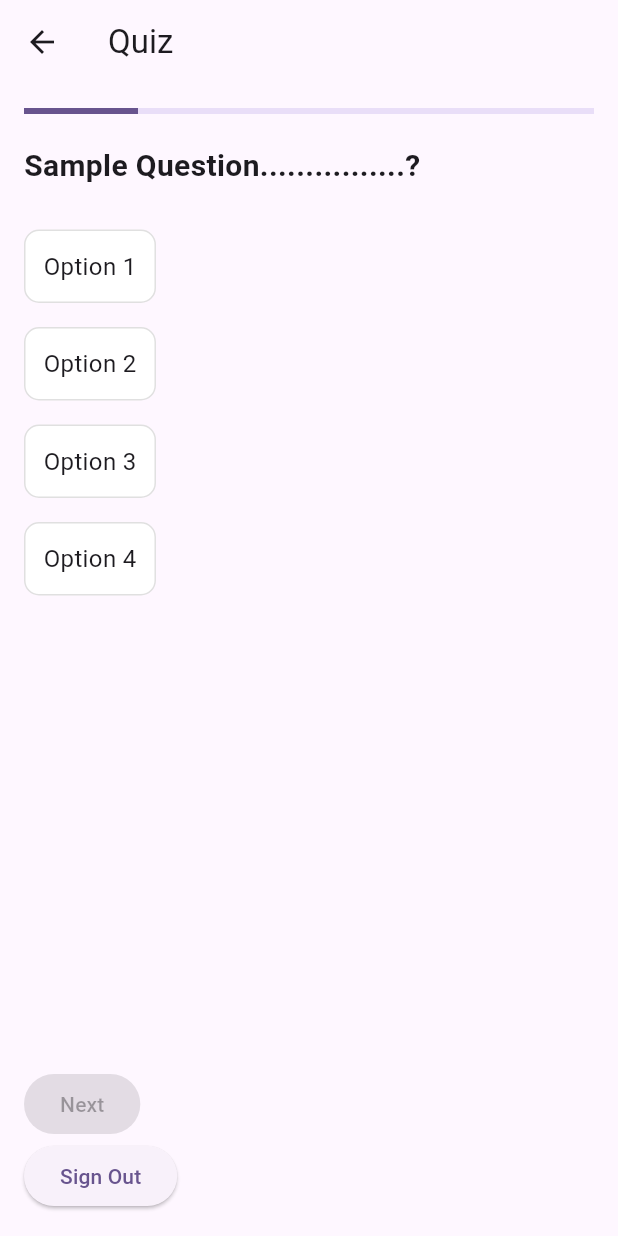
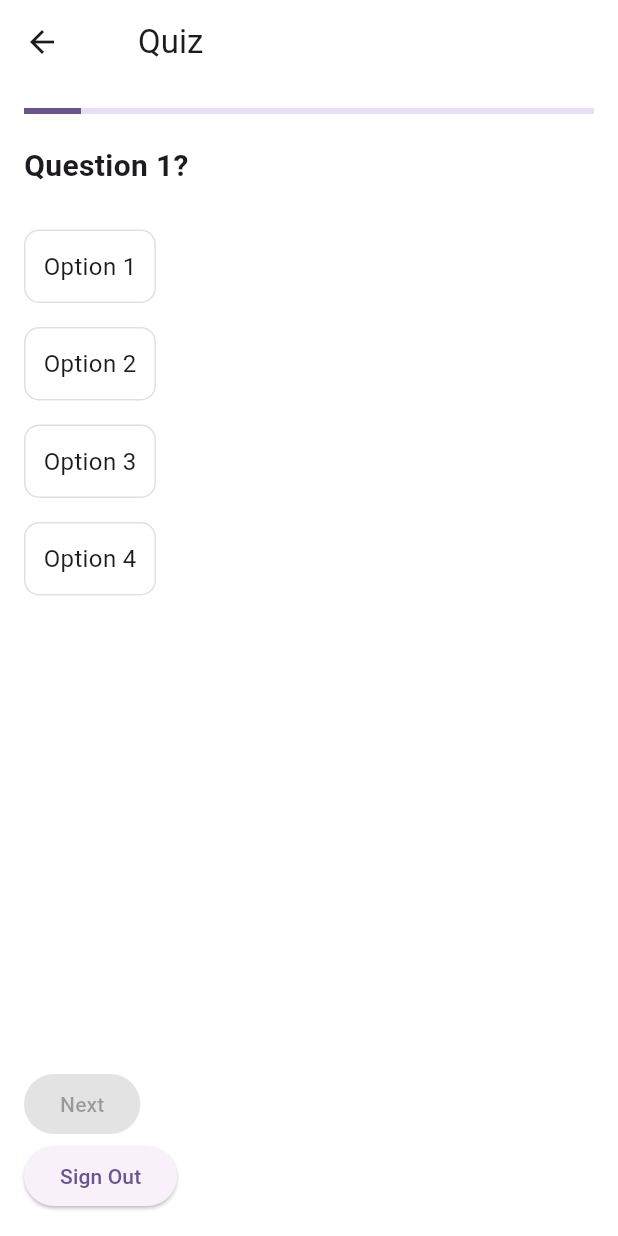
Before and after one commit to ayshathahapk/quizz, a Flutter app: the QuizScreen screen opened directly, on a phone screen of 412 x 824 dp. Run offline on Flutter 3.47's test engine with Material 3 defaults, Android fonts, the light colour scheme and no system bars; our stand-ins replace firebase_core; accounts and stored records are empty.

Commit message:
first push

```diff
--- a/lib/feature/quizzsection/quizpage.dart
+++ b/lib/feature/quizzsection/quizpage.dart
@@ -1,5 +1,5 @@
 import 'package:flutter/material.dart';
-
+import 'dart:async';
 import '../authentication/signout.dart';
 
 class QuizScreen extends StatefulWidget {
@@ -11,19 +11,66 @@ class _QuizScreenState extends State<QuizScreen> {
   int _currentQuestionIndex = 0;
   int _selectedOptionIndex = -1;
   int _score = 0;
+  late Stopwatch _stopwatch;
+
+  final List<String> _questions = List.generate(10, (index) => 'Question ${index + 1}?');
+  final List<List<String>> _options = List.generate(10, (index) => List.generate(4, (opt) => 'Option ${opt + 1}'));
+  final List<int> _correctAnswers = List.generate(10, (index) => index % 4); // Example correct answers
+
+  @override
+  void initState() {
+    super.initState();
+    _stopwatch = Stopwatch()..start();
+  }
+
+  void _nextQuestion() {
+    if (_selectedOptionIndex == _correctAnswers[_currentQuestionIndex]) {
+      _score++;
+    }
+
+    if (_currentQuestionIndex < 9) {
+      setState(() {
+        _currentQuestionIndex++;
+        _selectedOptionIndex = -1;
+      });
+    } else {
+      _stopwatch.stop();
+      _showResults();
+    }
+  }
+
+  void _showResults() {
+    final elapsedTime = _stopwatch.elapsed;
+    showDialog(
+      context: context,
+      builder: (_) => AlertDialog(
+        title: Text('Quiz Completed!'),
+        content: Text('Your Score: $_score/10\nTime Taken: ${elapsedTime.inSeconds} seconds'),
+        actions: [TextButton(onPressed: () => Navigator.pop(context), child: Text('OK'))],
+      ),
+    );
+  }
 
   @override
   Widget build(BuildContext context) {
-    return Scaffold(
-      appBar: AppBar(title: Text('Quiz')),
+    return SafeArea(
+      child: Scaffold(
+        backgroundColor: Colors.white,
+        appBar: AppBar(
+          backgroundColor: Colors.white60,
+          title: Padding(
+            padding: const EdgeInsets.only(left: 20),
+            child: Text('Quiz'),
+          ),
+        ),
         body: Padding(
           padding: const EdgeInsets.all(16.0),
           child: Column(
             crossAxisAlignment: CrossAxisAlignment.start,
             children: [
-            LinearProgressIndicator(value: (_currentQuestionIndex + 1) / 5),
+              LinearProgressIndicator(value: (_currentQuestionIndex + 1) / 10),
               SizedBox(height: 20),
-            Text('Sample Question................?', style: TextStyle(fontSize: 20, fontWeight: FontWeight.bold)),
+              Text(_questions[_currentQuestionIndex], style: TextStyle(fontSize: 20, fontWeight: FontWeight.bold)),
               SizedBox(height: 20),
               ...List.generate(4, (index) {
                 return GestureDetector(
@@ -38,39 +85,26 @@ class _QuizScreenState extends State<QuizScreen> {
                       borderRadius: BorderRadius.circular(10),
                       border: Border.all(color: Colors.black12),
                     ),
-                  child: Text('Option ${index + 1}', style: TextStyle(fontSize: 16)),
+                    child: Text(_options[_currentQuestionIndex][index], style: TextStyle(fontSize: 16)),
                   ),
                 );
               }),
               Spacer(),
               ElevatedButton(
-              onPressed: _selectedOptionIndex == -1 ? null : () {
-                if (_currentQuestionIndex < 4) {
-                  setState(() {
-                    _currentQuestionIndex++;
-                    _selectedOptionIndex = -1;
-                  });
-                } else {
-                  showDialog(
-                    context: context,
-                    builder: (_) => AlertDialog(
-                      title: Text('Quiz Completed!'),
-                      content: Text('Your Score: $_score/5'),
-                      actions: [TextButton(onPressed: () => Navigator.pop(context), child: Text('OK'))],
-                    ),
-                  );
-                }
-              },
-              child: Text(_currentQuestionIndex < 4 ? 'Next' : 'Finish'),
+                onPressed: _selectedOptionIndex == -1 ? null : _nextQuestion,
+                child: Text(_currentQuestionIndex < 9 ? 'Next' : 'Finish'),
               ),
               ElevatedButton(
-                onPressed:() {
+                onPressed: () {
                   Navigator.push(
                     context,
                     MaterialPageRoute(builder: (context) => HomeScreen()),
                   );
-            }, child: Text("Sign Out"))
+                },
+                child: Text("Sign Out"),
+              )
             ],
+          ),
         ),
       ),
     );
--- a/lib/main.dart
+++ b/lib/main.dart
@@ -1,5 +1,6 @@
 import 'package:flutter/material.dart';
 import 'feature/authentication/homescreen.dart';
+import 'package:firebase_core/firebase_core.dart';
 import 'feature/authentication/signout.dart';
 import 'feature/quizzsection/quizpage.dart';
 
```
Lines whose indentation alone changed are shown as unchanged.
